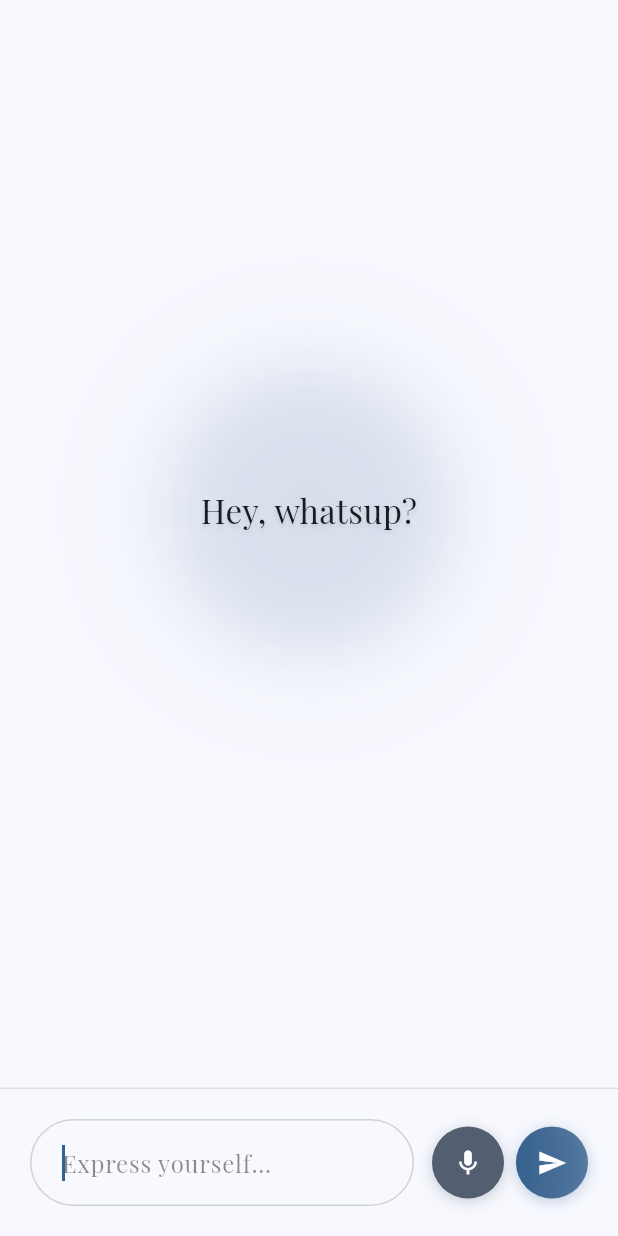
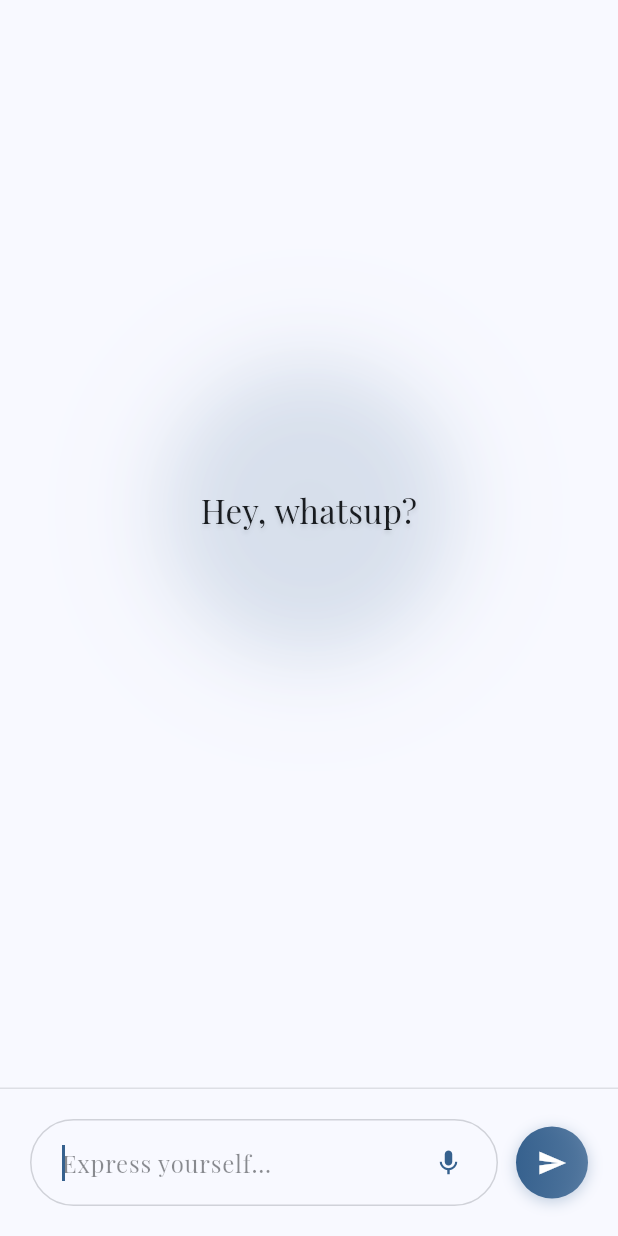
Before and after one commit to ThomasNowProductions/Alex, a Flutter app: the screen it shows after launch, on a phone screen of 412 x 824 dp. Run offline on Flutter 3.47's test engine with Material 3 defaults, Android fonts, the phone set to English and light mode, and no system bars; our stand-ins replace flutter_dotenv, flutter_markdown, google_fonts, permission_handler, speech_to_text.

Commit message:
Made UI better

```diff
--- a/lib/components/chat_screen.dart
+++ b/lib/components/chat_screen.dart
@@ -351,6 +351,23 @@ class _ChatScreenState extends State<ChatScreen> {
                                horizontal: 20,
                                vertical: 16,
                              ),
+                             suffixIcon: _speechEnabled ? Container(
+                               margin: const EdgeInsets.only(right: 8),
+                               child: IconButton(
+                                 onPressed: _isLoading ? null : () {
+                                   if (_isListening) {
+                                     _stopListening();
+                                   } else {
+                                     _startListening();
+                                   }
+                                 },
+                                 icon: Icon(
+                                   _isListening ? Icons.mic_off : Icons.mic,
+                                   color: _isListening ? Colors.red : Theme.of(context).colorScheme.primary,
+                                   size: 20,
+                                 ),
+                               ),
+                             ) : null,
                            ),
                            style: GoogleFonts.playfairDisplay(),
                            onSubmitted: _sendMessage,
@@ -359,10 +376,6 @@ class _ChatScreenState extends State<ChatScreen> {
                       ),
                     ),
                     const SizedBox(width: 12),
-                    // Microphone button for speech recognition
-                    if (_speechEnabled)
-                      _buildMicrophoneButton(),
-                    if (_speechEnabled) const SizedBox(width: 8),
                     // Send button
                     _buildSendButton(),
                   ],
@@ -430,38 +443,6 @@ class _ChatScreenState extends State<ChatScreen> {
     );
   }
 
-  /// Build microphone button
-  Widget _buildMicrophoneButton() {
-    return Container(
-      decoration: BoxDecoration(
-        shape: BoxShape.circle,
-        color: _isListening ? Colors.red : Theme.of(context).colorScheme.secondary,
-        boxShadow: [
-          BoxShadow(
-            color: (_isListening
-                ? Colors.red
-                : Theme.of(context).colorScheme.secondary).withValues(alpha: 0.3),
-            blurRadius: 8,
-            offset: const Offset(0, 2),
-          ),
-        ],
-      ),
-      child: IconButton(
-        onPressed: _isLoading || !_speechEnabled ? null : () {
-          if (_isListening) {
-            _stopListening();
-          } else {
-            _startListening();
-          }
-        },
-        icon: Icon(
-          _isListening ? Icons.mic_off : Icons.mic,
-          color: Colors.white,
-        ),
-        iconSize: 20,
-      ),
-    );
-  }
 
 
   /// Build send button
```
Lines whose indentation alone changed are shown as unchanged.
